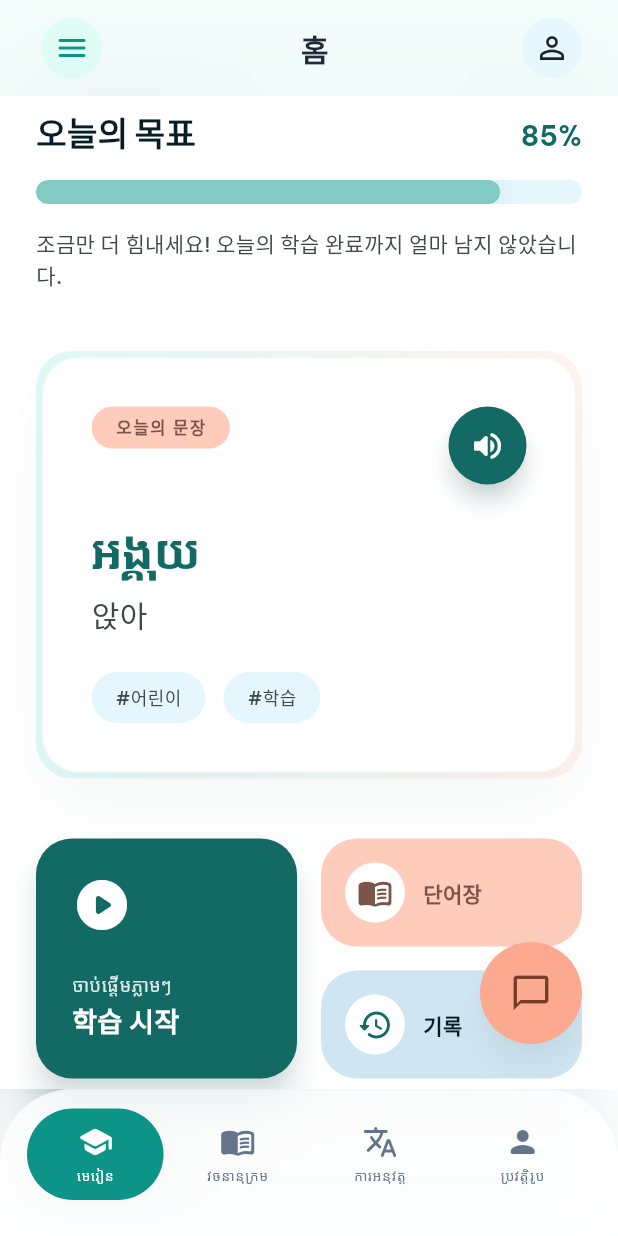
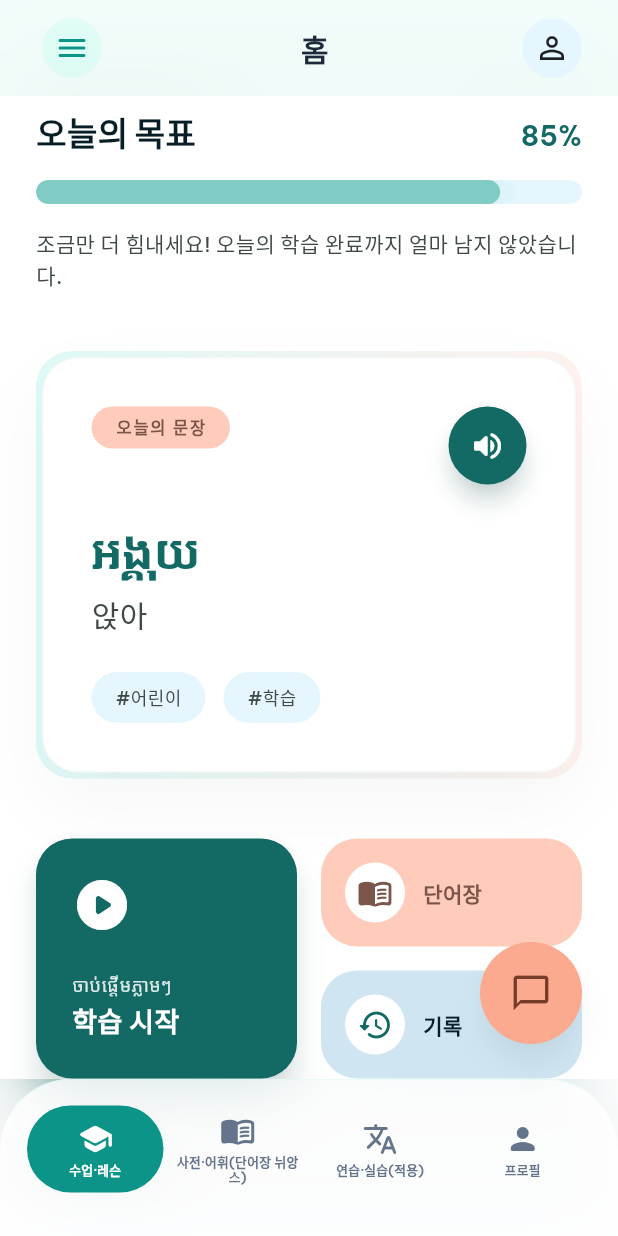
Before and after one commit to UjinLeee/project-sralanh, a Flutter app: the screen it shows after launch, on a phone screen of 412 x 824 dp. Run offline on Flutter 3.47's test engine with Material 3 defaults, Android fonts, the phone set to English and light mode, and no system bars; our stand-ins replace google_fonts; network calls fail.

Commit message:
[ Fix ] 메뉴명을 한국말로 바꿈

```diff
--- a/lib/screens/home_screen.dart
+++ b/lib/screens/home_screen.dart
@@ -738,11 +738,11 @@ class _BottomNavBar extends StatelessWidget {
   final ValueChanged<int> onSelect;
   final double bottomPadding;
 
-  static const _items = <({IconData icon, String labelKm})>[
-    (icon: Icons.school_rounded, labelKm: 'មេរៀន'),
-    (icon: Icons.menu_book_rounded, labelKm: 'វចនានុក្រម'),
-    (icon: Icons.translate_rounded, labelKm: 'ការអនុវត្ត'),
-    (icon: Icons.person_rounded, labelKm: 'ប្រវត្តិរូប'),
+  static const _items = <({IconData icon, String label})>[
+    (icon: Icons.school_rounded, label: '수업·레슨'),
+    (icon: Icons.menu_book_rounded, label: '사전·어휘(단어장 뉘앙스)'),
+    (icon: Icons.translate_rounded, label: '연습·실습(적용)'),
+    (icon: Icons.person_rounded, label: '프로필'),
   ];
 
   @override
@@ -806,13 +806,15 @@ class _BottomNavBar extends StatelessWidget {
                             ),
                             const SizedBox(height: 4),
                             Text(
-                              item.labelKm,
-                              maxLines: 1,
+                              item.label,
+                              textAlign: TextAlign.center,
+                              maxLines: 2,
                               overflow: TextOverflow.ellipsis,
-                              style: GoogleFonts.kantumruyPro(
-                                fontSize: 9,
-                                fontWeight: FontWeight.w500,
-                                letterSpacing: 0.5,
+                              style: GoogleFonts.beVietnamPro(
+                                fontSize: 8.5,
+                                fontWeight: FontWeight.w600,
+                                height: 1.15,
+                                letterSpacing: 0.2,
                                 color: selected
                                     ? Colors.white
                                     : const Color(0xFF64748B),
```
